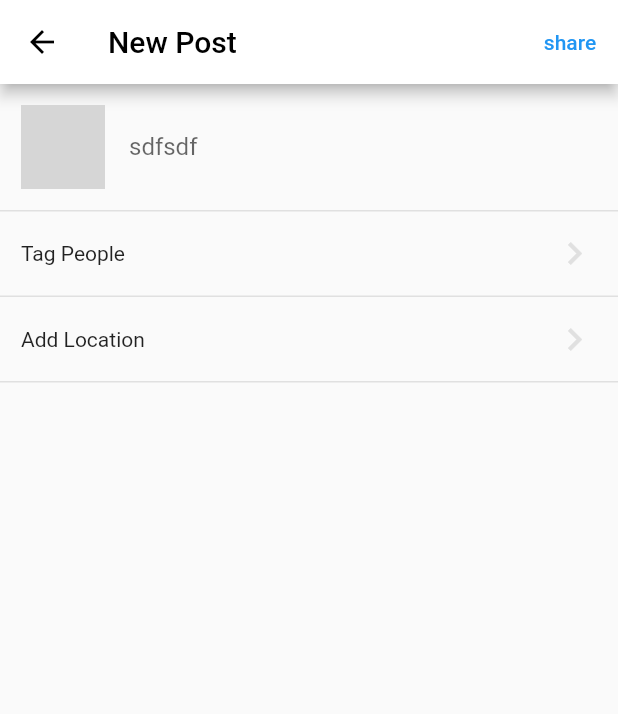
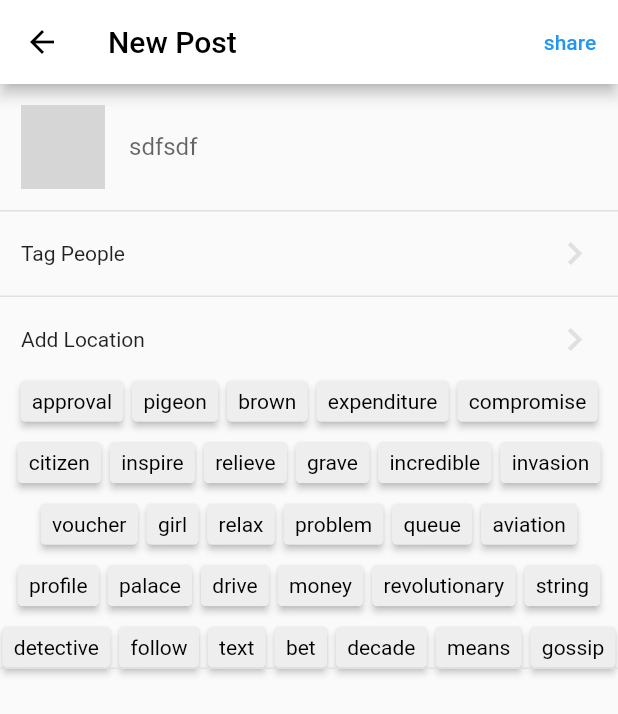
Before and after one commit to Han-Uni/std_codingPapa_Instagram, a Flutter app: the SharePostScreen screen opened directly with empty values, on a phone screen of 412 x 824 dp. Shown: the top 714 px of the screen. Run offline on Flutter 3.47's test engine with Material 2 defaults, Android fonts, the phone set to English and light mode, and no system bars; our stand-ins replace cached_network_image, camera, cloud_firestore, firebase_auth, firebase_core, flutter_tags_x and 1 more; missing offline and left inert: app_settings, flutter_facebook_auth, flutter_login_facebook, local_image_provider; accounts and stored records are empty; network calls fail; grey boxes are pictures that could not be loaded.

Commit message:
220621_117 horizontal scroll tags

```diff
--- a/lib/screens/share_post_screen.dart
+++ b/lib/screens/share_post_screen.dart
@@ -4,14 +4,48 @@ import 'package:flutter/material.dart';
 import 'package:flutter/painting.dart';
 import 'package:flutter/rendering.dart';
 import 'package:flutter_bottom_navigationbar/constants/common_size.dart';
+import 'package:flutter_tags_x/flutter_tags_x.dart';
 
 class SharePostScreen extends StatelessWidget {
   final File? imageFile;
   final String? postKey;
 
   // 중괄호{} 안에 있으면 option값이 되니까 imageFile을 필수로 받기 위해서 중괄호 밖으로 빼준다.
-  const SharePostScreen(this.imageFile, {Key? key, @required this.postKey})
+  SharePostScreen(this.imageFile, {Key? key, @required this.postKey})
       : super(key: key);
+
+  List<String> _tagItems = [
+    "approval",
+    "pigeon",
+    "brown",
+    "expenditure",
+    "compromise",
+    "citizen",
+    "inspire",
+    "relieve",
+    "grave",
+    "incredible",
+    "invasion",
+    "voucher",
+    "girl",
+    "relax",
+    "problem",
+    "queue",
+    "aviation",
+    "profile",
+    "palace",
+    "drive",
+    "money",
+    "revolutionary",
+    "string",
+    "detective",
+    "follow",
+    "text",
+    "bet",
+    "decade",
+    "means",
+    "gossip"
+  ];
 
   @override
   Widget build(BuildContext context) {
@@ -37,6 +71,20 @@ class SharePostScreen extends StatelessWidget {
             _sectionButton('Tag People'),
             _divider,
             _sectionButton('Add Location'),
+            Tags(
+              heightHorizontalScroll: 39,
+              horizontalScroll: true,
+              itemCount: _tagItems.length,
+              itemBuilder: (index) => ItemTags(
+                index: index,
+                title: _tagItems[index],
+                activeColor: Colors.grey.shade200,
+                textActiveColor: Colors.black,
+                borderRadius: BorderRadius.circular(3),
+                elevation: 2,
+                color: Colors.grey.shade500,
+              ),
+            ),
             _divider,
           ],
         ));
--- a/pubspec.yaml
+++ b/pubspec.yaml
@@ -48,6 +48,7 @@ dependencies:
   flutter_login_facebook: ^1.5.0
   cloud_firestore: ^3.1.5
   cloud_firestore_platform_interface: ^5.4.10
+  flutter_tags_x: ^1.1.0
 
 
 # dependency_overrides:
```
Also changed, not shown: pubspec.lock.
